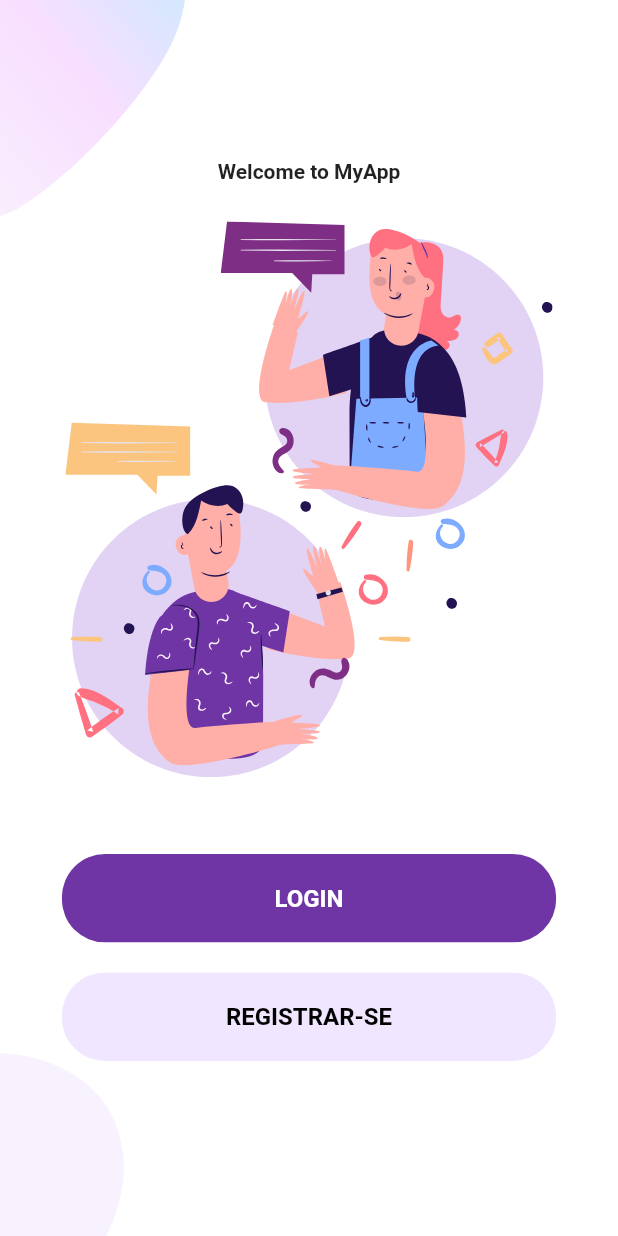
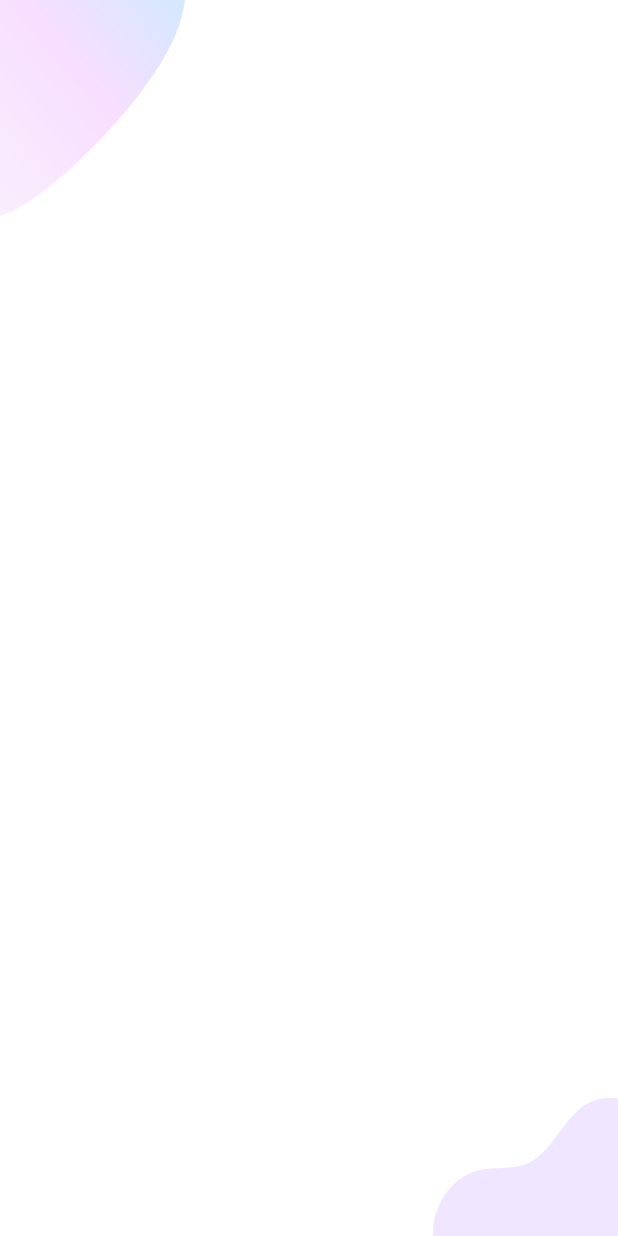
Before and after one commit to ismaelguimaraes/myapp-with-flutter, a Flutter app: the screen it shows after launch, after a tap on "LOGIN", on a phone screen of 412 x 824 dp. Run offline on Flutter 3.47's test engine with Material 2 defaults, Android fonts, the phone set to English and light mode, and no system bars; our stand-ins replace flutter_svg.

Commit message:
Início da criação do background da página de login

```diff
--- /dev/null
+++ b/lib/screens/login/login_screen.dart
@@ -0,0 +1,36 @@
+import 'package:flutter/material.dart';
+
+class LoginScreen extends StatelessWidget {
+  @override
+  Widget build(BuildContext context) {
+    Size size = MediaQuery.of(context).size;
+
+    return Scaffold(
+      body: Container(
+        width: double.infinity,
+        height: size.height,
+        child: Stack(
+          alignment: Alignment.center,
+          children: <Widget>[
+            Positioned(
+              top: 0,
+              left: 0,
+              child: Image.asset(
+                "assets/images/main_top.png",
+                width: size.width * 0.3,
+              ),
+            ),
+            Positioned(
+              bottom: 0,
+              right: 0,
+              child: Image.asset(
+                "assets/images/login_bottom.png",
+                width: size.width * 0.3,
+              ),
+            ),
+          ],
+        ),
+      ),
+    );
+  }
+}
--- a/lib/screens/welcome/components/body.dart
+++ b/lib/screens/welcome/components/body.dart
@@ -1,3 +1,4 @@
+import 'package:authApp/screens/login/login_screen.dart';
 import 'package:flutter/material.dart';
 import 'package:authApp/components/roundedButton.dart';
 import 'package:authApp/screens/welcome/components/background.dart';
@@ -26,7 +27,16 @@ class Body extends StatelessWidget {
             SizedBox(height: size.height * 0.05),
             RoundedButton(
               text: "LOGIN",
-              press: () => {},
+              press: () => {
+                Navigator.push(
+                  context,
+                  MaterialPageRoute(
+                    builder: (context) {
+                      return LoginScreen();
+                    },
+                  ),
+                ),
+              },
             ),
             RoundedButton(
               text: "REGISTRAR-SE",
```
